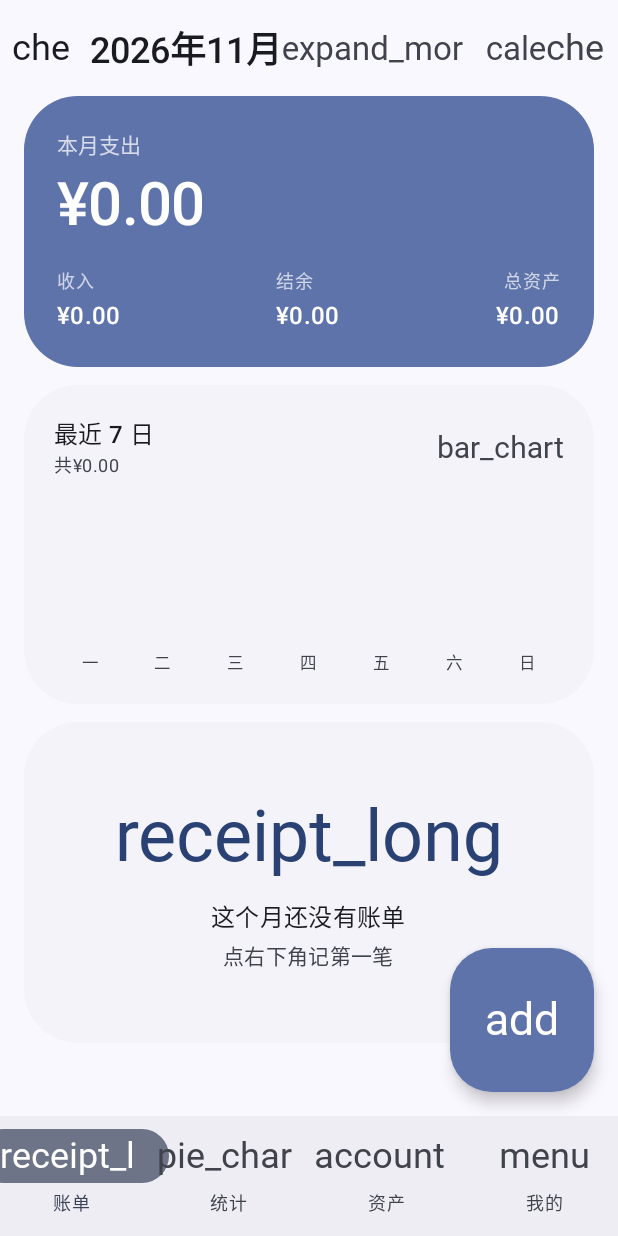
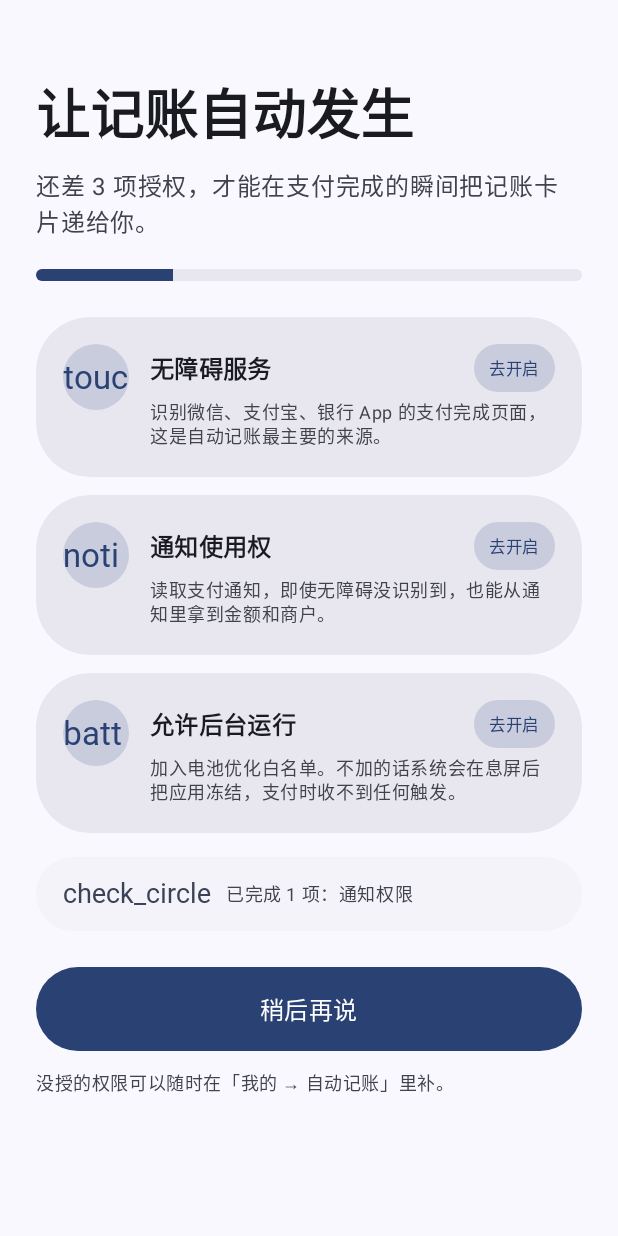
Before and after one commit to cyhkbl/Within, an Android app built with Jetpack Compose: the screen it shows after launch (MainActivity), on a phone screen of 412 x 824 dp. Run offline under Robolectric (Android 15) with nearby library versions, the phone set to English and light mode, and no system bars; our stand-ins replace Material 3 Expressive styles (plain Material 3 is drawn), Room's generated code; Roboto replaces fonts that are not available here.

Commit message:
feat(onboarding): first-run permission guide and a working auto-record prompt
The payment prompt never appeared because neither the accessibility service
nor the notification listener had ever been granted - the app was never
running to see a payment in the first place. Nothing surfaced that.

Adds a first-run screen listing every permission auto-recording needs, each
opening the right system settings page. Items already granted drop off the
list, leaving a one-line summary.

Also fixes why the prompt could not have shown even with permissions: on
Android 10+ a background startActivity is silently dropped, and the old code
only fell back to a notification when it threw. The notification now carries
a fullScreenIntent, which is the sanctioned path, and is always posted.

Enables predictive back and gives the bottom bar an expressive treatment.

```diff
--- a/app/build.gradle.kts
+++ b/app/build.gradle.kts
@@ -12,8 +12,8 @@ android {
         applicationId = "io.github.cyhkbl.within"
         minSdk = 26
         targetSdk = 37
-        versionCode = 14
-        versionName = "1.5.0"
+        versionCode = 15
+        versionName = "1.6.0"
         vectorDrawables { useSupportLibrary = true }
     }
 
--- a/app/src/main/AndroidManifest.xml
+++ b/app/src/main/AndroidManifest.xml
@@ -4,11 +4,15 @@
 
     <uses-permission android:name="android.permission.POST_NOTIFICATIONS" />
     <uses-permission android:name="android.permission.SYSTEM_ALERT_WINDOW" />
+    <uses-permission android:name="android.permission.USE_FULL_SCREEN_INTENT" />
+    <uses-permission android:name="android.permission.REQUEST_IGNORE_BATTERY_OPTIMIZATIONS" />
+    <uses-permission android:name="android.permission.FOREGROUND_SERVICE" />
     <uses-permission android:name="android.permission.BIND_NOTIFICATION_LISTENER_SERVICE"
         tools:ignore="ProtectedPermissions" />
 
     <application
         android:name=".LedgerApp"
+        android:enableOnBackInvokedCallback="true"
         android:allowBackup="true"
         android:icon="@mipmap/ic_launcher"
         android:label="@string/app_name"
--- a/app/src/main/java/io/github/cyhkbl/within/MainActivity.kt
+++ b/app/src/main/java/io/github/cyhkbl/within/MainActivity.kt
@@ -10,7 +10,12 @@ import androidx.compose.material3.MaterialTheme
 import androidx.compose.material3.Surface
 import androidx.compose.runtime.collectAsState
 import androidx.compose.runtime.getValue
+import androidx.compose.runtime.mutableStateOf
+import androidx.compose.runtime.remember
+import androidx.compose.runtime.setValue
 import androidx.compose.ui.Modifier
+import io.github.cyhkbl.within.onboarding.OnboardingPrefs
+import io.github.cyhkbl.within.onboarding.OnboardingScreen
 import io.github.cyhkbl.within.ui.LedgerRoot
 import io.github.cyhkbl.within.ui.theme.LedgerTheme
 import io.github.cyhkbl.within.ui.theme.ThemePrefs
@@ -34,7 +39,12 @@ class MainActivity : ComponentActivity() {
                     modifier = Modifier.fillMaxSize(),
                     color = MaterialTheme.colorScheme.background
                 ) {
-                    LedgerRoot(repo)
+                    var onboarded by remember { mutableStateOf(OnboardingPrefs.isDone(this@MainActivity)) }
+                    if (onboarded) {
+                        LedgerRoot(repo)
+                    } else {
+                        OnboardingScreen(onFinish = { onboarded = true })
+                    }
                 }
             }
         }
--- /dev/null
+++ b/app/src/main/java/io/github/cyhkbl/within/onboarding/AutoRecordPermissions.kt
@@ -0,0 +1,173 @@
+package io.github.cyhkbl.within.onboarding
+
+import android.content.ComponentName
+import android.content.Context
+import android.content.Intent
+import android.net.Uri
+import android.os.Build
+import android.os.PowerManager
+import android.provider.Settings
+import android.text.TextUtils
+import androidx.core.app.NotificationManagerCompat
+import io.github.cyhkbl.within.autolog.PaymentAccessibilityService
+import io.github.cyhkbl.within.autolog.PaymentNotificationService
+
+/**
+ * 自动记账要跑起来，需要一串系统授权。这里集中检测和跳转，
+ * 免得用户不知道哪里没开——之前弹窗一直不出现就是因为无障碍和通知监听都没授。
+ */
+object AutoRecordPermissions {
+
+    /** 无障碍服务是否已启用。 */
+    fun accessibilityEnabled(context: Context): Boolean {
+        // 优先问系统当前真正绑定着哪些服务；adb 直写 settings 会被系统回滚，
+        // 只有真正跑起来的服务才作数
+        val manager = context.getSystemService(android.view.accessibility.AccessibilityManager::class.java)
+        if (manager != null && manager.isEnabled) {
+            val running = manager.getEnabledAccessibilityServiceList(
+                android.accessibilityservice.AccessibilityServiceInfo.FEEDBACK_ALL_MASK
+            )
+            if (running.any { it.resolveInfo?.serviceInfo?.packageName == context.packageName }) {
+                return true
+            }
+        }
+        val expected = ComponentName(context, PaymentAccessibilityService::class.java)
+        val enabled = Settings.Secure.getString(
+            context.contentResolver,
+            Settings.Secure.ENABLED_ACCESSIBILITY_SERVICES
+        ) ?: return false
+        val splitter = TextUtils.SimpleStringSplitter(':')
+        splitter.setString(enabled)
+        while (splitter.hasNext()) {
+            val part = splitter.next()
+            val component = ComponentName.unflattenFromString(part) ?: continue
+            if (component == expected) return true
+        }
+        return false
+    }
+
+    /** 通知使用权是否已授予。 */
+    fun notificationListenerEnabled(context: Context): Boolean {
+        val expected = ComponentName(context, PaymentNotificationService::class.java).flattenToString()
+        val enabled = Settings.Secure.getString(
+            context.contentResolver,
+            "enabled_notification_listeners"
+        ) ?: return false
+        return enabled.split(':').any { it.equals(expected, ignoreCase = true) }
+    }
+
+    /** 是否已加入电池优化白名单（不被省电策略掐掉）。 */
+    fun batteryOptimizationIgnored(context: Context): Boolean {
+        val pm = context.getSystemService(PowerManager::class.java) ?: return false
+        return pm.isIgnoringBatteryOptimizations(context.packageName)
+    }
+
+    /** 悬浮窗权限。Android 10 之后后台起 Activity 会被拦，悬浮窗是可靠兜底。 */
+    fun canDrawOverlays(context: Context): Boolean = Settings.canDrawOverlays(context)
+
+    /** 通知权限（Android 13+ 需要运行时申请）。 */
+    fun notificationsGranted(context: Context): Boolean =
+        NotificationManagerCompat.from(context).areNotificationsEnabled()
+
+    /** 四项是否都齐了。 */
+    fun allGranted(context: Context): Boolean =
+        accessibilityEnabled(context) &&
+            notificationListenerEnabled(context) &&
+            batteryOptimizationIgnored(context) &&
+            notificationsGranted(context)
+
+    // ── 跳转到对应的系统设置页 ──
+
+    fun openAccessibilitySettings(context: Context) {
+        safeStart(context, Intent(Settings.ACTION_ACCESSIBILITY_SETTINGS))
+    }
+
+    fun openNotificationListenerSettings(context: Context) {
+        safeStart(
+            context,
+            Intent("android.settings.ACTION_NOTIFICATION_LISTENER_SETTINGS")
+        )
+    }
+
+    @Suppress("BatteryLife")
+    fun requestIgnoreBatteryOptimizations(context: Context) {
+        val intent = Intent(Settings.ACTION_REQUEST_IGNORE_BATTERY_OPTIMIZATIONS).apply {
+            data = Uri.parse("package:${context.packageName}")
+        }
+        safeStart(context, intent) {
+            safeStart(context, Intent(Settings.ACTION_IGNORE_BATTERY_OPTIMIZATION_SETTINGS))
+        }
+    }
+
+    fun openOverlaySettings(context: Context) {
+        val intent = Intent(
+            Settings.ACTION_MANAGE_OVERLAY_PERMISSION,
+            Uri.parse("package:${context.packageName}")
+        )
+        safeStart(context, intent) {
+            safeStart(context, Intent(Settings.ACTION_MANAGE_OVERLAY_PERMISSION))
+        }
+    }
+
+    fun openAppNotificationSettings(context: Context) {
+        val intent = Intent(Settings.ACTION_APP_NOTIFICATION_SETTINGS).apply {
+            putExtra(Settings.EXTRA_APP_PACKAGE, context.packageName)
+        }
+        safeStart(context, intent) {
+            safeStart(context, Intent(Settings.ACTION_APPLICATION_DETAILS_SETTINGS, Uri.parse("package:${context.packageName}")))
+        }
+    }
+
+    /** 厂商的自启动管理页，ColorOS / OxygenOS 上是这个。 */
+    fun openAutoStartSettings(context: Context) {
+        val candidates = listOf(
+            ComponentName("com.coloros.safecenter", "com.coloros.safecenter.permission.startup.StartupAppListActivity"),
+            ComponentName("com.coloros.safecenter", "com.coloros.safecenter.startupapp.StartupAppListActivity"),
+            ComponentName("com.oplus.safecenter", "com.oplus.safecenter.startupapp.StartupAppListActivity"),
+            ComponentName("com.oneplus.security", "com.oneplus.security.chainlaunch.view.ChainLaunchAppListActivity")
+        )
+        for (component in candidates) {
+            val intent = Intent().apply {
+                this.component = component
+                addFlags(Intent.FLAG_ACTIVITY_NEW_TASK)
+            }
+            if (context.packageManager.resolveActivity(intent, 0) != null) {
+                if (safeStart(context, intent, null)) return
+            }
+        }
+        safeStart(context, Intent(Settings.ACTION_APPLICATION_DETAILS_SETTINGS, Uri.parse("package:${context.packageName}")))
+    }
+
+    private fun safeStart(
+        context: Context,
+        intent: Intent,
+        fallback: (() -> Unit)? = null
+    ): Boolean {
+        val withFlag = Intent(intent).addFlags(Intent.FLAG_ACTIVITY_NEW_TASK)
+        return try {
+            context.startActivity(withFlag)
+            true
+        } catch (t: Throwable) {
+            if (fallback != null) {
+                fallback()
+                true
+            } else {
+                false
+            }
+        }
+    }
+}
+
+/** 引导是否已经走完，用 SharedPreferences 记一下。 */
+object OnboardingPrefs {
+    private const val FILE = "within_onboarding"
+    private const val KEY_DONE = "done"
+
+    fun isDone(context: Context): Boolean =
+        context.getSharedPreferences(FILE, Context.MODE_PRIVATE).getBoolean(KEY_DONE, false)
+
+    fun markDone(context: Context) {
+        context.getSharedPreferences(FILE, Context.MODE_PRIVATE)
+            .edit().putBoolean(KEY_DONE, true).apply()
+    }
+}
--- /dev/null
+++ b/app/src/main/java/io/github/cyhkbl/within/onboarding/OnboardingScreen.kt
@@ -0,0 +1,344 @@
+package io.github.cyhkbl.within.onboarding
+
+import androidx.compose.foundation.background
+import androidx.compose.foundation.clickable
+import androidx.compose.foundation.layout.Arrangement
+import androidx.compose.foundation.layout.Box
+import androidx.compose.foundation.layout.Column
+import androidx.compose.foundation.layout.Row
+import androidx.compose.foundation.layout.Spacer
+import androidx.compose.foundation.layout.fillMaxSize
+import androidx.compose.foundation.layout.fillMaxWidth
+import androidx.compose.foundation.layout.height
+import androidx.compose.foundation.layout.padding
+import androidx.compose.foundation.layout.size
+import androidx.compose.foundation.layout.width
+import androidx.compose.foundation.rememberScrollState
+import androidx.compose.foundation.shape.CircleShape
+import androidx.compose.foundation.verticalScroll
+import androidx.compose.material3.Button
+import androidx.compose.material3.ButtonDefaults
+import androidx.compose.material3.MaterialTheme
+import androidx.compose.material3.Scaffold
+import androidx.compose.material3.Surface
+import androidx.compose.material3.Text
+import androidx.compose.runtime.Composable
+import androidx.compose.runtime.LaunchedEffect
+import androidx.compose.runtime.getValue
+import androidx.compose.runtime.mutableStateOf
+import androidx.compose.runtime.remember
+import androidx.compose.runtime.setValue
+import androidx.compose.ui.Alignment
+import androidx.compose.ui.Modifier
+import androidx.compose.ui.draw.clip
+import androidx.compose.ui.graphics.Color
+import androidx.compose.ui.platform.LocalContext
+import androidx.compose.ui.text.font.FontWeight
+import androidx.compose.ui.unit.dp
+import androidx.compose.ui.unit.sp
+import io.github.cyhkbl.within.ui.components.SymbolText
+import kotlinx.coroutines.delay
+
+private data class PermissionItem(
+    val key: String,
+    val icon: String,
+    val title: String,
+    val description: String,
+    val check: (android.content.Context) -> Boolean,
+    val open: (android.content.Context) -> Unit,
+    val optional: Boolean = false
+)
+
+/**
+ * 首次启动的引导页。
+ *
+ * 自动记账要靠一串系统授权才能跑起来，缺一个都不行，而且 Android 不会主动提示。
+ * 之前网页支付完什么都不弹，就是因为无障碍和通知监听压根没开——用户没地方知道这事。
+ */
+@Composable
+fun OnboardingScreen(onFinish: () -> Unit) {
+    val context = LocalContext.current
+    var tick by remember { mutableStateOf(0) }
+
+    // 从系统设置页回来时状态会变，这里轮询刷新
+    LaunchedEffect(Unit) {
+        while (true) {
+            delay(900)
+            tick++
+        }
+    }
+
+    val items = remember {
+        listOf(
+            PermissionItem(
+                key = "a11y",
+                icon = "touch_app",
+                title = "无障碍服务",
+                description = "识别微信、支付宝、银行 App 的支付完成页面，这是自动记账最主要的来源。",
+                check = { AutoRecordPermissions.accessibilityEnabled(it) },
+                open = { AutoRecordPermissions.openAccessibilitySettings(it) }
+            ),
+            PermissionItem(
+                key = "notif_listener",
+                icon = "notifications_active",
+                title = "通知使用权",
+                description = "读取支付通知，即使无障碍没识别到，也能从通知里拿到金额和商户。",
+                check = { AutoRecordPermissions.notificationListenerEnabled(it) },
+                open = { AutoRecordPermissions.openNotificationListenerSettings(it) }
+            ),
+            PermissionItem(
+                key = "battery",
+                icon = "battery_saver",
+                title = "允许后台运行",
+                description = "加入电池优化白名单。不加的话系统会在息屏后把应用冻结，支付时收不到任何触发。",
+                check = { AutoRecordPermissions.batteryOptimizationIgnored(it) },
+                open = { AutoRecordPermissions.requestIgnoreBatteryOptimizations(it) }
+            ),
+            PermissionItem(
+                key = "notification",
+                icon = "notifications",
+                title = "通知权限",
+                description = "检测到支付后，用高优先级通知把记账卡片推到你面前。",
+                check = { AutoRecordPermissions.notificationsGranted(it) },
+                open = { AutoRecordPermissions.openAppNotificationSettings(it) }
+            ),
+            PermissionItem(
+                key = "overlay",
+                icon = "picture_in_picture_alt",
+                title = "悬浮窗（可选）",
+                description = "Android 10 之后禁止后台直接弹界面。有悬浮窗权限时，记账卡片能直接浮在支付页上。",
+                check = { AutoRecordPermissions.canDrawOverlays(it) },
+                open = { AutoRecordPermissions.openOverlaySettings(it) },
+                optional = true
+            ),
+            PermissionItem(
+                key = "autostart",
+                icon = "rocket_launch",
+                title = "自启动（可选）",
+                description = "一加、OPPO 这类系统会限制后台自启，去系统设置里允许本应用自启动会更稳。",
+                check = { AutoRecordPermissions.allGranted(it) },
+                open = { AutoRecordPermissions.openAutoStartSettings(it) },
+                optional = true
+            )
+        )
+    }
+
+    val checks = items.associateWith { it.check(context) }
+    val pendingRequired = items.filter { !it.optional && checks[it] != true }
+    val pendingOptional = items.filter { it.optional && checks[it] != true }
+    val doneItems = items.filter { checks[it] == true }
+    val required = items.filter { !it.optional }
+    val requiredDone = required.count { checks[it] == true }
+    val allDone = pendingRequired.isEmpty()
+
+    Scaffold(
+        containerColor = MaterialTheme.colorScheme.surface
+    ) { padding ->
+        Column(
+            modifier = Modifier
+                .fillMaxSize()
+                .padding(padding)
+                .verticalScroll(rememberScrollState())
+                .padding(horizontal = 24.dp)
+        ) {
+            Spacer(Modifier.height(48.dp))
+            Text(
+                if (allDone) "一切就绪" else "让记账自动发生",
+                style = MaterialTheme.typography.displaySmall,
+                fontWeight = FontWeight.SemiBold
+            )
+            Spacer(Modifier.height(10.dp))
+            Text(
+                if (allDone) {
+                    "该开的都开了。下次在微信、支付宝或银行 App 里付完款，记账卡片会自己跳出来。"
+                } else {
+                    "还差 ${pendingRequired.size} 项授权，才能在支付完成的瞬间把记账卡片递给你。"
+                },
+                style = MaterialTheme.typography.bodyLarge,
+                color = MaterialTheme.colorScheme.onSurfaceVariant
+            )
+            Spacer(Modifier.height(20.dp))
+
+            Surface(
+                modifier = Modifier.fillMaxWidth(),
+                shape = CircleShape,
+                color = MaterialTheme.colorScheme.surfaceContainerHigh
+            ) {
+                Box(modifier = Modifier.height(8.dp)) {
+                    Box(
+                        modifier = Modifier
+                            .fillMaxWidth(requiredDone.toFloat() / required.size)
+                            .height(8.dp)
+                            .background(MaterialTheme.colorScheme.primary)
+                    )
+                }
+            }
+            Spacer(Modifier.height(24.dp))
+
+            // 还没开的必需项：直接列出来
+            pendingRequired.forEach { item ->
+                PermissionCard(item = item, granted = false, onClick = { item.open(context) })
+                Spacer(Modifier.height(12.dp))
+            }
+
+            // 已完成的收成一行，不再占版面
+            if (doneItems.isNotEmpty()) {
+                Spacer(Modifier.height(4.dp))
+                Surface(
+                    modifier = Modifier.fillMaxWidth(),
+                    shape = MaterialTheme.shapes.large,
+                    color = MaterialTheme.colorScheme.surfaceContainerLow
+                ) {
+                    Row(
+                        modifier = Modifier.padding(horizontal = 18.dp, vertical = 14.dp),
+                        verticalAlignment = Alignment.CenterVertically
+                    ) {
+                        SymbolText(
+                            "check_circle",
+                            size = 18.dp,
+                            color = MaterialTheme.colorScheme.secondary
+                        )
+                        Spacer(Modifier.width(10.dp))
+                        Text(
+                            "已完成 ${doneItems.size} 项：" + doneItems.joinToString("、") { it.title },
+                            style = MaterialTheme.typography.bodySmall,
+                            color = MaterialTheme.colorScheme.onSurfaceVariant
+                        )
+                    }
+                }
+                Spacer(Modifier.height(16.dp))
+            }
+
+            // 可选项只在没开时提示
+            if (pendingOptional.isNotEmpty() && allDone) {
+                Text(
+                    "想让弹窗更稳，可以再开两项",
+                    style = MaterialTheme.typography.titleSmall,
+                    fontWeight = FontWeight.SemiBold,
+                    color = MaterialTheme.colorScheme.onSurfaceVariant
+                )
+                Spacer(Modifier.height(10.dp))
+                pendingOptional.forEach { item ->
+                    PermissionCard(item = item, granted = false, onClick = { item.open(context) })
+                    Spacer(Modifier.height(12.dp))
+                }
+            }
+
+            Spacer(Modifier.height(8.dp))
+            Button(
+                onClick = {
+                    OnboardingPrefs.markDone(context)
+                    onFinish()
+                },
+                modifier = Modifier
+                    .fillMaxWidth()
+                    .height(56.dp),
+                shape = MaterialTheme.shapes.large
+            ) {
+                Text(
+                    if (allDone) "开始使用" else "稍后再说",
+                    style = MaterialTheme.typography.titleMedium
+                )
+            }
+            Text(
+                "没授的权限可以随时在「我的 → 自动记账」里补。",
+                modifier = Modifier
+                    .fillMaxWidth()
+                    .padding(top = 12.dp),
+                style = MaterialTheme.typography.bodySmall,
+                color = MaterialTheme.colorScheme.onSurfaceVariant
+            )
+            Spacer(Modifier.height(40.dp))
+        }
+    }
+}
+
+@Composable
+private fun PermissionCard(
+    item: PermissionItem,
+    granted: Boolean,
+    onClick: () -> Unit
+) {
+    val container = if (granted) {
+        MaterialTheme.colorScheme.secondaryContainer
+    } else {
+        MaterialTheme.colorScheme.surfaceContainerHigh
+    }
+    val accent = if (granted) {
+        MaterialTheme.colorScheme.secondary
+    } else {
+        MaterialTheme.colorScheme.primary
+    }
+
+    Surface(
+        modifier = Modifier
+            .fillMaxWidth()
+            .clip(MaterialTheme.shapes.extraLarge)
+            .clickable(onClick = onClick),
+        shape = MaterialTheme.shapes.extraLarge,
+        color = container
+    ) {
+        Row(
+            modifier = Modifier.padding(18.dp),
+            verticalAlignment = Alignment.Top
+        ) {
+            Box(
+                modifier = Modifier
+                    .size(44.dp)
+                    .clip(CircleShape)
+                    .background(accent.copy(alpha = 0.16f)),
+                contentAlignment = Alignment.Center
+            ) {
+                SymbolText(item.icon, size = 22.dp, color = accent)
+            }
+            Spacer(Modifier.width(14.dp))
+            Column(modifier = Modifier.weight(1f)) {
+                Row(verticalAlignment = Alignment.CenterVertically) {
+                    Text(
+                        item.title,
+                        style = MaterialTheme.typography.titleMedium,
+                        fontWeight = FontWeight.SemiBold,
+                        modifier = Modifier.weight(1f)
+                    )
+                    StatusBadge(granted = granted, optional = item.optional)
+                }
+                Spacer(Modifier.height(4.dp))
+                Text(
+                    item.description,
+                    style = MaterialTheme.typography.bodySmall,
+                    color = MaterialTheme.colorScheme.onSurfaceVariant
+                )
+            }
+        }
+    }
+}
+
+@Composable
+private fun StatusBadge(granted: Boolean, optional: Boolean) {
+    val (text, container, content) = when {
+        granted -> Triple(
+            "已开启",
+            MaterialTheme.colorScheme.secondary.copy(alpha = 0.20f),
+            MaterialTheme.colorScheme.onSecondaryContainer
+        )
+        optional -> Triple(
+            "可选",
+            MaterialTheme.colorScheme.surfaceVariant,
+            MaterialTheme.colorScheme.onSurfaceVariant
+        )
+        else -> Triple(
+            "去开启",
+            MaterialTheme.colorScheme.primary.copy(alpha = 0.16f),
+            MaterialTheme.colorScheme.primary
+        )
+    }
+    Surface(shape = CircleShape, color = container) {
+        Text(
+            text,
+            modifier = Modifier.padding(horizontal = 10.dp, vertical = 4.dp),
+            fontSize = 11.sp,
+            fontWeight = FontWeight.Medium,
+            color = content
+        )
+    }
+}
```
Also changed, not shown: app/src/main/java/io/github/cyhkbl/within/AutoRecordGate.kt (+5 -7 lines), app/src/main/java/io/github/cyhkbl/within/autolog/Notifier.kt (+21 -5 lines), app/src/main/java/io/github/cyhkbl/within/ui/LedgerRoot.kt (+26 -5 lines), 1 other file.
